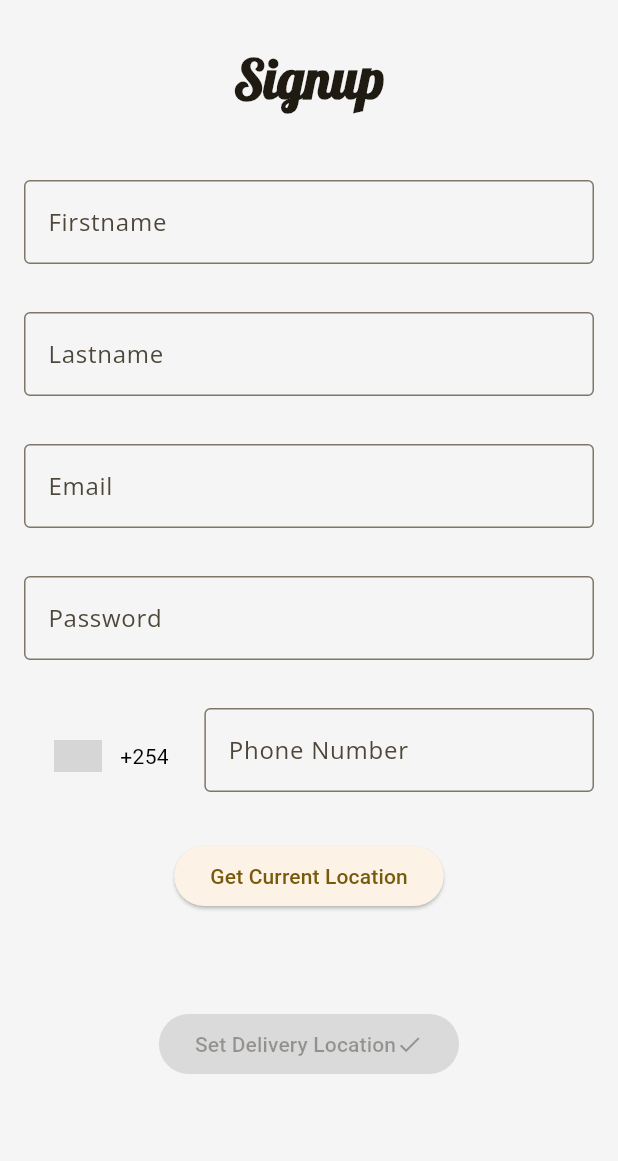
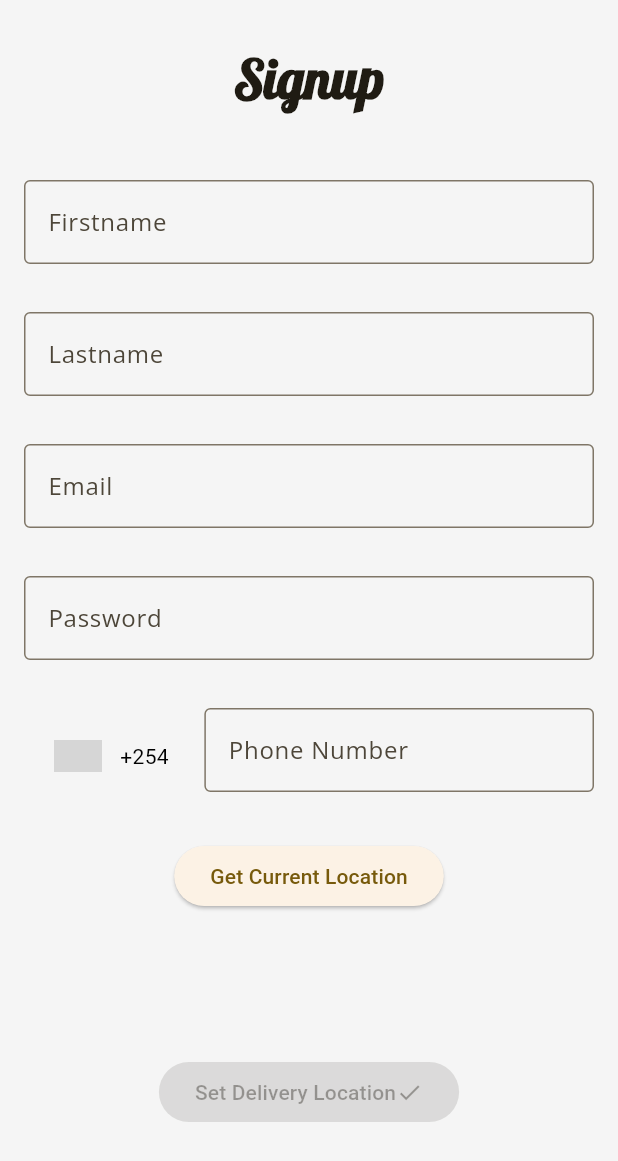
Before and after one commit to Buteya/likort, a Flutter app: the LikortSignup screen opened by its route, on a phone screen of 412 x 824 dp. Shown: the top 1161 px of the screen. Run offline on Flutter 3.47's test engine with Material 3 defaults, Android fonts, the phone set to English and light mode, and no system bars; drawn by our look-alikes of intl_phone_number_input; our stand-ins replace geolocator, google_fonts, google_maps_flutter, image_picker, shared_preferences; accounts and stored records are empty; grey boxes are pictures that could not be loaded.

Commit message:
fixing up signup screen

```diff
--- a/lib/auth/likortsignup.dart
+++ b/lib/auth/likortsignup.dart
@@ -35,7 +35,6 @@ class _LikortSignupState extends State<LikortSignup> {
   bool _showHint = true;
   bool _selected = true;
 
-
   //disposing off the text editing controllers
   @override
   void dispose() {
@@ -47,7 +46,6 @@ class _LikortSignupState extends State<LikortSignup> {
     _phoneController.dispose();
     super.dispose();
   }
-
 
   //function to determine the user position
   Future<Position> _determinePosition() async {
@@ -71,7 +69,6 @@ class _LikortSignupState extends State<LikortSignup> {
     } // Permissions are granted, get the position.
     return await Geolocator.getCurrentPosition();
   }
-
 
   //function to get user location
   Future<void> _getUserLocation() async {
@@ -252,6 +249,9 @@ class _LikortSignupState extends State<LikortSignup> {
 
   @override
   Widget build(BuildContext context) {
+    final bool _isDark = MediaQuery.of(context)
+        .platformBrightness ==
+        Brightness.dark;
     return _isLoading
         ? const Center(
             child: CircularProgressIndicator(),
@@ -359,11 +359,10 @@ class _LikortSignupState extends State<LikortSignup> {
                                   }
                                   return null;
                                 },
-                                selectorTextStyle:
-                                    MediaQuery.of(context).platformBrightness ==
-                                            Brightness.dark
-                                        ? const TextStyle(color: Colors.white60)
-                                        : const TextStyle(color: Colors.black),
+                                selectorTextStyle: TextStyle(
+                                    color: _isDark
+                                        ? Colors.white60
+                                        : Colors.black,),
                                 selectorConfig: const SelectorConfig(
                                   selectorType:
                                       PhoneInputSelectorType.BOTTOM_SHEET,
@@ -395,6 +394,7 @@ class _LikortSignupState extends State<LikortSignup> {
                             Padding(
                               padding: const EdgeInsets.all(16.0),
                               child: Container(
+                                margin: const EdgeInsets.all(16.0),
                                 padding: const EdgeInsets.all(16.0),
                                 color: _selectedMarker == null
                                     ? Colors.transparent
```
Lines whose indentation alone changed are shown as unchanged.
